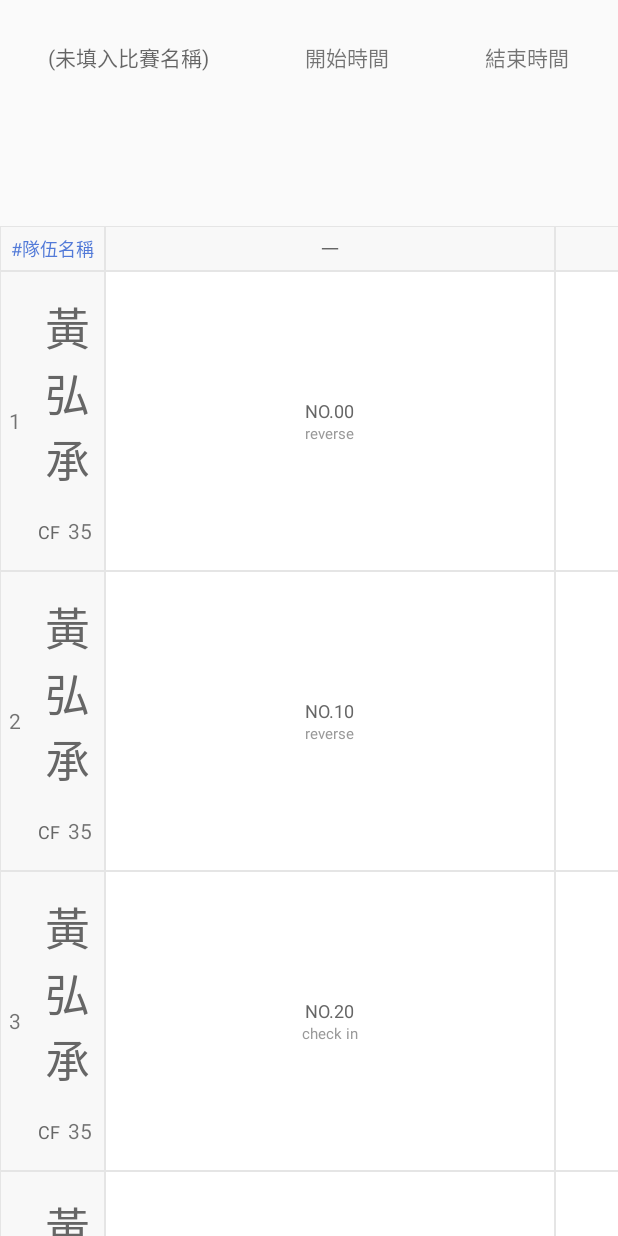
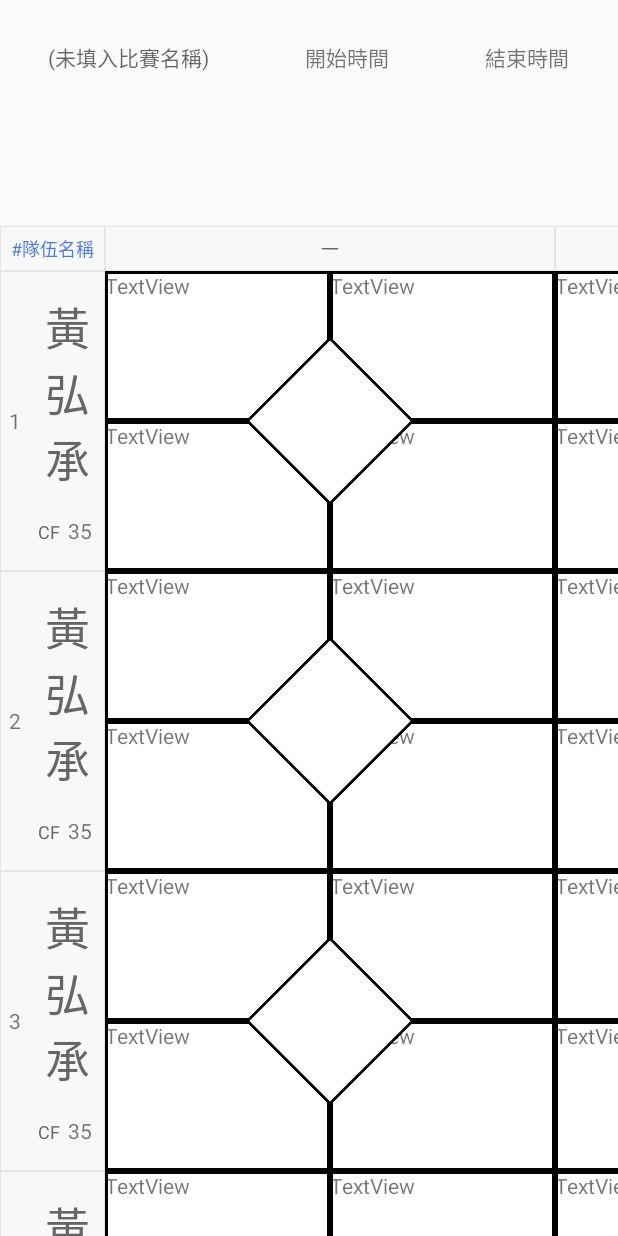
Before and after one commit to fcu-d0542900/BaseballScoreKeeper, an Android app: the NewRecordActivity screen opened directly, with no data from a screen before it, on a phone screen of 412 x 824 dp. Run offline under Robolectric (Android 15) with nearby library versions, the phone set to English and light mode, and no system bars.

Commit message:
0611order內容

```diff
--- a/app/src/main/java/com/example/yuru/baseballscorekeeper/NewRecordActivity.java
+++ b/app/src/main/java/com/example/yuru/baseballscorekeeper/NewRecordActivity.java
@@ -101,25 +101,12 @@ public class NewRecordActivity extends AppCompatActivity {
 
         //設定紀錄資料
         List<List<OrderInfo>> ordersList = new ArrayList<>();
-        for (int i = 0;i<90;i++) {
+        for (int i = 0; i < 30; i++) {
             List<OrderInfo> orderInfoList = new ArrayList<>();
             for (int j = 0; j < 14; j++) {
                 OrderInfo orderInfo = new OrderInfo();
                 orderInfo.setGuestName("NO." + i + j);
-                orderInfo.setBegin(true);
-                orderInfo.setStatus(OrderInfo.Status.randomStatus());
-                if (orderInfoList.size() > 0) {
-                    OrderInfo lastOrderInfo = orderInfoList.get(orderInfoList.size() - 1);
-                    if (orderInfo.getStatus().ordinal() == lastOrderInfo.getStatus().ordinal()) {
-                        orderInfo.setId(lastOrderInfo.getId());
-                        orderInfo.setBegin(false);
-                        orderInfo.setGuestName("");
-                    } else {
-                        if (new Random().nextBoolean()) {
-                            orderInfo.setStatus(OrderInfo.Status.BLANK);
-                        }
-                    }
-                }
+
                 orderInfoList.add(orderInfo);
             }
             ordersList.add(orderInfoList);
--- a/app/src/main/java/com/example/yuru/baseballscorekeeper/OrderInfo.java
+++ b/app/src/main/java/com/example/yuru/baseballscorekeeper/OrderInfo.java
@@ -12,23 +12,8 @@ import java.util.Random;
 public class OrderInfo {
     private long id;
     private String guestName;
-    private Status status;
     private boolean isBegin;
 
-    public enum Status {
-        CHECK_IN,
-        REVERSE,
-        BLANK;
-
-        private static final List<Status> VALUES =
-                Collections.unmodifiableList(Arrays.asList(values()));
-        private static final int SIZE = VALUES.size();
-        private static final Random RANDOM = new Random();
-
-        public static Status randomStatus() {
-            return VALUES.get(RANDOM.nextInt(SIZE));
-        }
-    }
 
     public String getGuestName() {
         return guestName;
@@ -36,14 +21,6 @@ public class OrderInfo {
 
     public void setGuestName(String guestName) {
         this.guestName = guestName;
-    }
-
-    public Status getStatus() {
-        return status;
-    }
-
-    public void setStatus(Status status) {
-        this.status = status;
     }
 
     public boolean isBegin() {
--- a/app/src/main/java/com/example/yuru/baseballscorekeeper/ScrollablePanelAdapter.java
+++ b/app/src/main/java/com/example/yuru/baseballscorekeeper/ScrollablePanelAdapter.java
@@ -113,39 +113,57 @@ public class ScrollablePanelAdapter extends PanelAdapter {
     private void setOrderView(final int row, final int column, OrderViewHolder viewHolder) {
         final OrderInfo orderInfo = ordersList.get(row - 1).get(column - 1);
         if (orderInfo != null) {
-            if (orderInfo.getStatus() == OrderInfo.Status.BLANK) {
-                viewHolder.view.setBackgroundResource(R.drawable.bg_white_gray_stroke);
-                viewHolder.nameTextView.setText("");
-                viewHolder.statusTextView.setText("");
-            } else if (orderInfo.getStatus() == OrderInfo.Status.CHECK_IN) {
-                viewHolder.nameTextView.setText(orderInfo.isBegin() ? orderInfo.getGuestName() : "");
-                viewHolder.statusTextView.setText(orderInfo.isBegin() ? "check in" : "");
-                viewHolder.view.setBackgroundResource(orderInfo.isBegin() ? R.drawable.bg_white_gray_stroke : R.drawable.bg_white_gray_stroke);
-            } else if (orderInfo.getStatus() == OrderInfo.Status.REVERSE) {
-                viewHolder.nameTextView.setText(orderInfo.isBegin() ? orderInfo.getGuestName() : "");
-                viewHolder.statusTextView.setText(orderInfo.isBegin() ? "reverse" : "");
-                viewHolder.view.setBackgroundResource(orderInfo.isBegin() ? R.drawable.bg_white_gray_stroke : R.drawable.bg_white_gray_stroke);
-            }
-            if (orderInfo.getStatus() != OrderInfo.Status.BLANK) {
-                viewHolder.itemView.setClickable(true);
-                viewHolder.itemView.setOnClickListener(new View.OnClickListener() {
-                    @Override
-                    public void onClick(View v) {
-                        if (orderInfo.isBegin()) {
-                            Toast.makeText(v.getContext(), "name:" + orderInfo.getGuestName(), Toast.LENGTH_SHORT).show();
-                        } else {
-                            int i = 2;
-                            while (column - i >= 0 && ordersList.get(row - 1).get(column - i).getId() == orderInfo.getId()) {
-                                i++;
-                            }
-                            final OrderInfo info = ordersList.get(row - 1).get(column - i + 1);
-                            Toast.makeText(v.getContext(), "name:" + info.getGuestName(), Toast.LENGTH_SHORT).show();
-                        }
-                    }
-                });
-            } else {
-                viewHolder.itemView.setClickable(false);
-            }
+            viewHolder.getScoreView.bringToFront();
+
+            //中間菱形區域
+            viewHolder.getScoreView.setOnClickListener(new View.OnClickListener() {
+                @Override
+                public void onClick(View v) {
+
+                    Toast.makeText(v.getContext(), "得分區域" +orderInfo.getGuestName(), Toast.LENGTH_SHORT).show();
+
+                }
+            });
+
+            //一壘
+            viewHolder.getFirstView.setOnClickListener(new View.OnClickListener() {
+                @Override
+                public void onClick(View v) {
+
+                    Toast.makeText(v.getContext(), "一壘" , Toast.LENGTH_SHORT).show();
+
+                }
+            });
+
+            //二壘
+            viewHolder.getSecondView.setOnClickListener(new View.OnClickListener() {
+                @Override
+                public void onClick(View v) {
+
+                    Toast.makeText(v.getContext(), "二壘" , Toast.LENGTH_SHORT).show();
+
+                }
+            });
+
+            //三壘
+            viewHolder.getThirdView.setOnClickListener(new View.OnClickListener() {
+                @Override
+                public void onClick(View v) {
+
+                    Toast.makeText(v.getContext(), "三壘" , Toast.LENGTH_SHORT).show();
+
+                }
+            });
+
+            //本壘
+            viewHolder.getHomeView.setOnClickListener(new View.OnClickListener() {
+                @Override
+                public void onClick(View v) {
+
+                    Toast.makeText(v.getContext(), "本壘" , Toast.LENGTH_SHORT).show();
+
+                }
+            });
         }
     }
 
@@ -174,15 +192,24 @@ public class ScrollablePanelAdapter extends PanelAdapter {
     }
 
     private static class OrderViewHolder extends RecyclerView.ViewHolder {
-        public TextView nameTextView;
-        public TextView statusTextView;
+        public TextView getScoreView;
+        public TextView getFirstView;
+        public TextView getHomeView;
+        public TextView getSecondView;
+        public TextView getThirdView;
+
         public View view;
 
         public OrderViewHolder(View view) {
             super(view);
             this.view = view;
-            this.statusTextView = (TextView) view.findViewById(R.id.status);
-            this.nameTextView = (TextView) view.findViewById(R.id.guest_name);
+            this.getScoreView = (TextView) view.findViewById(R.id.centerView);
+            this.getFirstView = (TextView) view.findViewById(R.id.firstView);
+            this.getHomeView = (TextView) view.findViewById(R.id.homeView);
+            this.getSecondView = (TextView) view.findViewById(R.id.secondView);
+            this.getThirdView = (TextView) view.findViewById(R.id.thirdView);
+            this.getScoreView.bringToFront();
+
         }
     }
 
--- /dev/null
+++ b/app/src/main/res/drawable/outline.xml
@@ -0,0 +1,19 @@
+<?xml version="1.0" encoding="utf-8"?>
+<shape xmlns:android="http://schemas.android.com/apk/res/android" >
+
+    <!-- 設置一個黑色邊框 -->
+    <stroke android:width="3px" android:color="#000000"/>
+    <solid android:color="#ffffff" />
+    <corners android:topLeftRadius="0dp"
+        android:topRightRadius="0dp"
+        android:bottomRightRadius="0dp"
+        android:bottomLeftRadius="0dp"/>
+
+    <!-- 設置一下邊距,讓空間大一點 -->
+    <padding
+        android:left="0dp"
+        android:top="0dp"
+        android:right="0dp"
+        android:bottom="0dp"/>
+
+</shape>
--- a/app/src/main/res/layout/listitem_order_info.xml
+++ b/app/src/main/res/layout/listitem_order_info.xml
@@ -8,19 +8,81 @@
     android:gravity="center"
     android:orientation="vertical">
 
-    <TextView
-        android:id="@+id/guest_name"
-        android:layout_width="wrap_content"
-        android:layout_height="wrap_content"
-        android:textColor="@color/text_gray_666666"
-        android:textSize="12sp" />
+    <FrameLayout
+        android:layout_width="300dp"
+        android:layout_height="200dp">
+
+        <FrameLayout
+            android:layout_width="300dp"
+            android:layout_height="200dp">
+
+            <LinearLayout
+                android:layout_width="match_parent"
+                android:layout_height="match_parent"
+                android:orientation="vertical">
+
+                <LinearLayout
+                    android:layout_width="300dp"
+                    android:layout_height="100dp"
+                    android:orientation="horizontal">
+
+                    <TextView
+                        android:id="@+id/thirdView"
+                        android:layout_width="150dp"
+                        android:layout_height="100dp"
+                        android:layout_weight="1"
+                        android:background="@drawable/outline"
+                        android:text="TextView" />
+
+                    <TextView
+                        android:id="@+id/secondView"
+                        android:layout_width="150dp"
+                        android:layout_height="100dp"
+                        android:layout_weight="1"
+                        android:background="@drawable/outline"
+                        android:text="TextView" />
+                </LinearLayout>
+
+                <LinearLayout
+                    android:layout_width="300dp"
+                    android:layout_height="100dp"
+                    android:orientation="horizontal">
+
+                    <TextView
+                        android:id="@+id/homeView"
+                        android:layout_width="150dp"
+                        android:layout_height="100dp"
+                        android:layout_weight="1"
+                        android:background="@drawable/outline"
+                        android:text="TextView" />
+
+                    <TextView
+                        android:id="@+id/firstView"
+                        android:layout_width="150dp"
+                        android:layout_height="100dp"
+                        android:layout_weight="1"
+                        android:background="@drawable/outline"
+                        android:text="TextView" />
+                </LinearLayout>
+            </LinearLayout>
+        </FrameLayout>
+
+        <FrameLayout
+            android:layout_width="80dp"
+            android:layout_height="80dp"
+            android:rotation="45"
+            android:layout_gravity="center">
+
+            <TextView
+                android:id="@+id/centerView"
+                android:layout_width="80dp"
+                android:layout_height="80dp"
+                android:background="@drawable/outline"
+                android:textColor="@color/text_gray_666666"
+                android:textSize="12sp" />
+        </FrameLayout>
+
+    </FrameLayout>
 
 
-    <TextView
-        android:id="@+id/status"
-        android:layout_width="wrap_content"
-        android:layout_height="wrap_content"
-        android:textColor="#999999"
-        android:textSize="10sp" />
-
 </LinearLayout>
```
